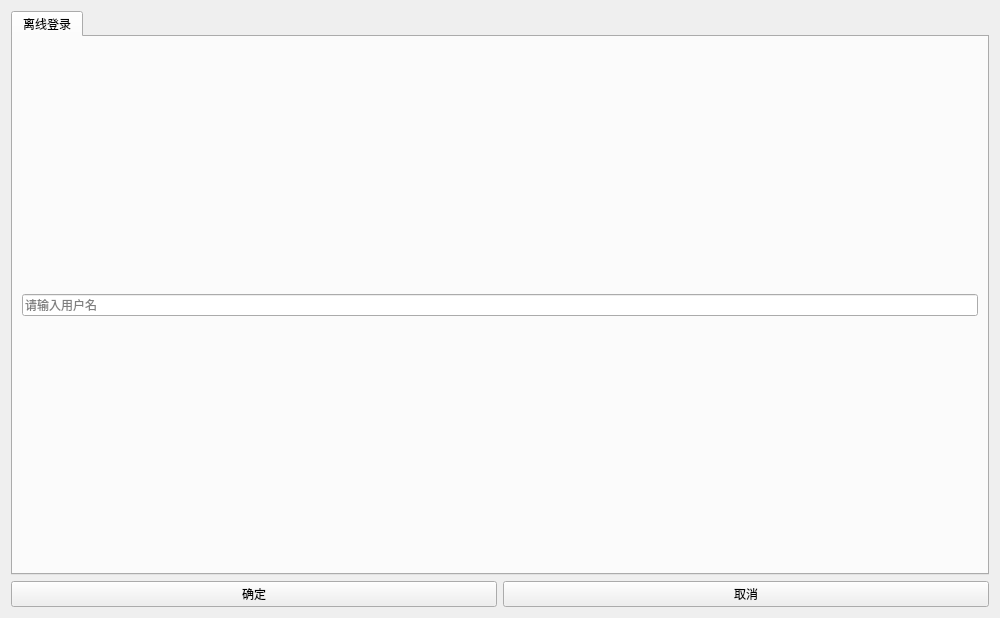
This is Ui/User/NewUser.ui in 1604042736/FMCL as Qt 5 draws it before an edit. The edited form follows.
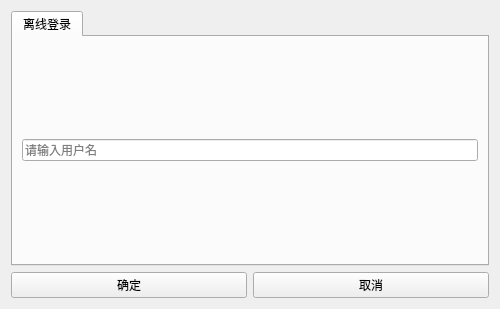
This is the edited form.

```diff
--- a/Ui/User/NewUser.ui
+++ b/Ui/User/NewUser.ui
@@ -6,8 +6,8 @@
    <rect>
     <x>0</x>
     <y>0</y>
-    <width>1000</width>
-    <height>618</height>
+    <width>500</width>
+    <height>309</height>
    </rect>
   </property>
   <property name="windowTitle">
```
